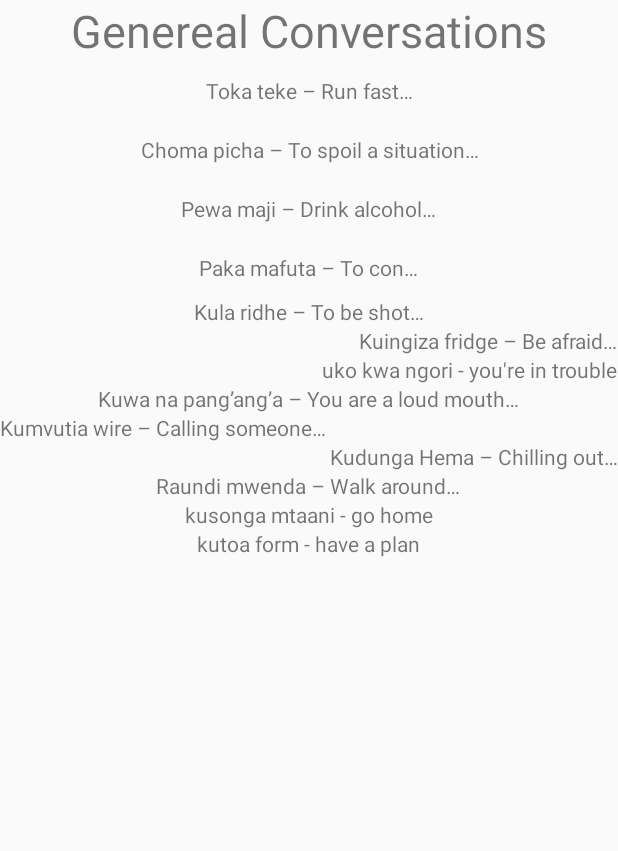
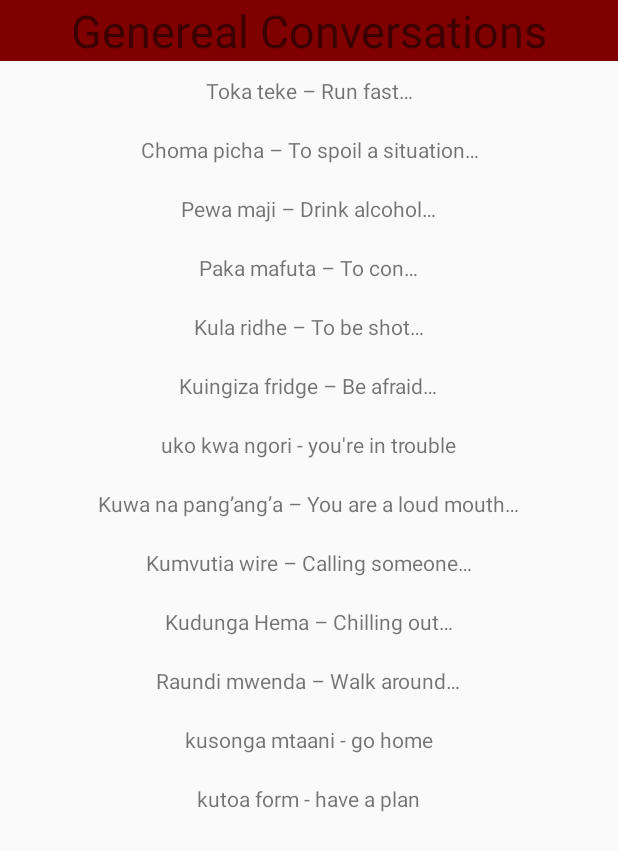
Before and after one commit to meshnesh/Navigation, an Android app: the layout conversation_frag.xml on its own in the app's theme, with its tools: preview values and no code run, on a phone screen of 412 x 824 dp. Shown: the top 851 px of the screen. Run offline under Robolectric (Android 15) with nearby library versions, the phone set to English and light mode, and no system bars.

Commit message:
edit text view

```diff
--- a/app/src/main/res/layout/conversation_frag.xml
+++ b/app/src/main/res/layout/conversation_frag.xml
@@ -26,6 +26,7 @@
             android:textSize="30dp"
             android:text="@string/grammar"
             android:id="@+id/textView3"
+            android:background="#800000"
             android:layout_weight="5"
             android:gravity="center_horizontal|center_vertical"/>
 
@@ -51,7 +52,7 @@
             android:layout_width="wrap_content"
             android:layout_height="wrap_content"
             android:padding="10dp"
-            android:textAlignment="center"
+
             android:text="@string/a3"
             android:id="@+id/textView9"
             android:layout_gravity="center" />
@@ -60,7 +61,7 @@
             android:layout_width="wrap_content"
             android:layout_height="wrap_content"
             android:padding="10dp"
-            android:textAlignment="center"
+
             android:text="@string/a4"
             android:id="@+id/textView10"
             android:layout_gravity="center" />
@@ -69,27 +70,35 @@
             android:layout_width="wrap_content"
             android:layout_height="wrap_content"
             android:text="@string/a5"
+            android:padding="10dp"
+
             android:id="@+id/textView11"
-            android:layout_gravity="center_horizontal|top" />
+            android:layout_gravity="center" />
 
         <TextView
             android:layout_width="wrap_content"
             android:layout_height="wrap_content"
             android:text="@string/a6"
+            android:padding="10dp"
             android:id="@+id/textView12"
-            android:layout_gravity="right|top" />
+
+            android:layout_gravity="center" />
 
         <TextView
             android:layout_width="wrap_content"
             android:layout_height="wrap_content"
             android:text="@string/a7"
+            android:padding="10dp"
+
             android:id="@+id/textView13"
-            android:layout_gravity="right|center_vertical" />
+            android:layout_gravity="center" />
 
         <TextView
             android:layout_width="wrap_content"
             android:layout_height="wrap_content"
             android:text="@string/a8"
+
+            android:padding="10dp"
             android:id="@+id/textView14"
             android:layout_gravity="center" />
 
@@ -97,19 +106,25 @@
             android:layout_width="wrap_content"
             android:layout_height="wrap_content"
             android:text="@string/a9"
+            android:padding="10dp"
+
             android:id="@+id/textView15"
-            android:layout_gravity="left|center_vertical" />
+            android:layout_gravity="center" />
 
         <TextView
             android:layout_width="wrap_content"
             android:layout_height="wrap_content"
             android:text="@string/a10"
+
+            android:padding="10dp"
             android:id="@+id/textView16"
-            android:layout_gravity="right|center_vertical" />
+            android:layout_gravity="center" />
 
         <TextView
             android:layout_width="wrap_content"
             android:layout_height="wrap_content"
+            android:padding="10dp"
+
             android:text="@string/a11"
             android:id="@+id/textView17"
             android:layout_gravity="center" />
@@ -117,6 +132,8 @@
         <TextView
             android:layout_width="wrap_content"
             android:layout_height="wrap_content"
+            android:padding="10dp"
+
             android:text="@string/a13"
             android:id="@+id/textView19"
             android:layout_gravity="center" />
@@ -130,6 +147,8 @@
         <TextView
             android:layout_width="wrap_content"
             android:layout_height="wrap_content"
+            android:padding="10dp"
+            android:textAlignment="center"
             android:text="@string/a12"
             android:id="@+id/textView18"
             android:layout_gravity="center" />
```
